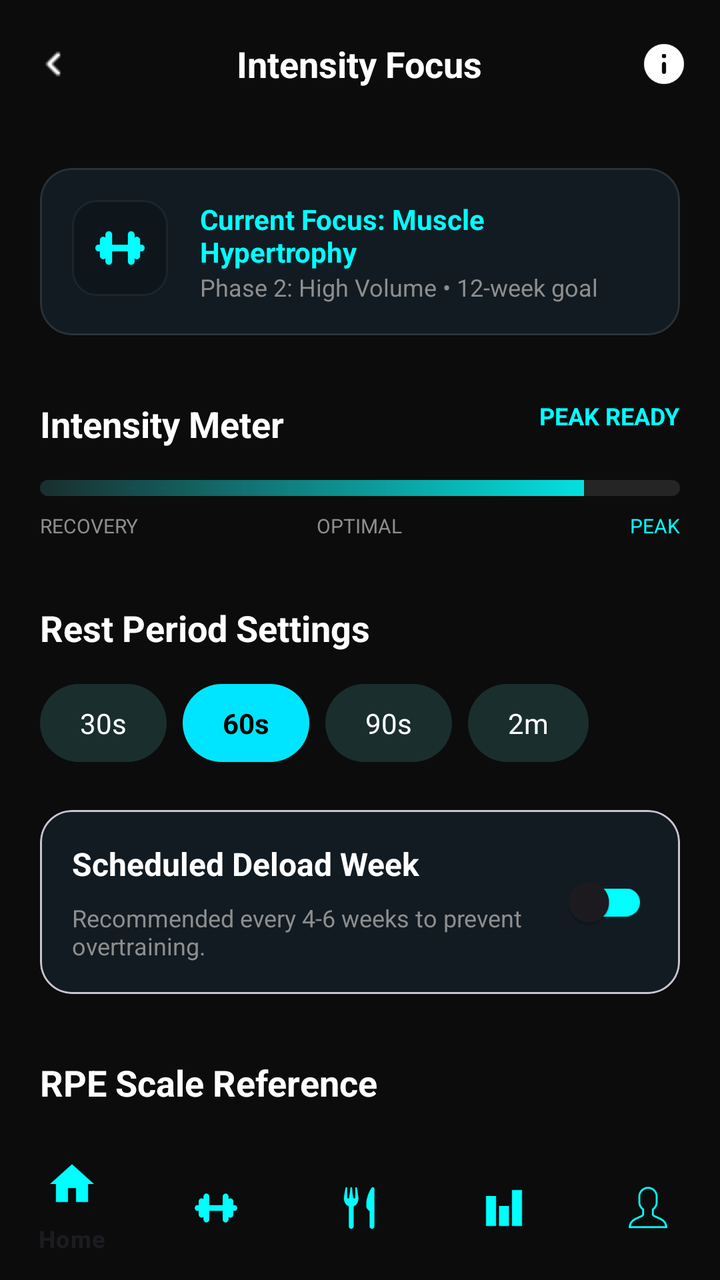
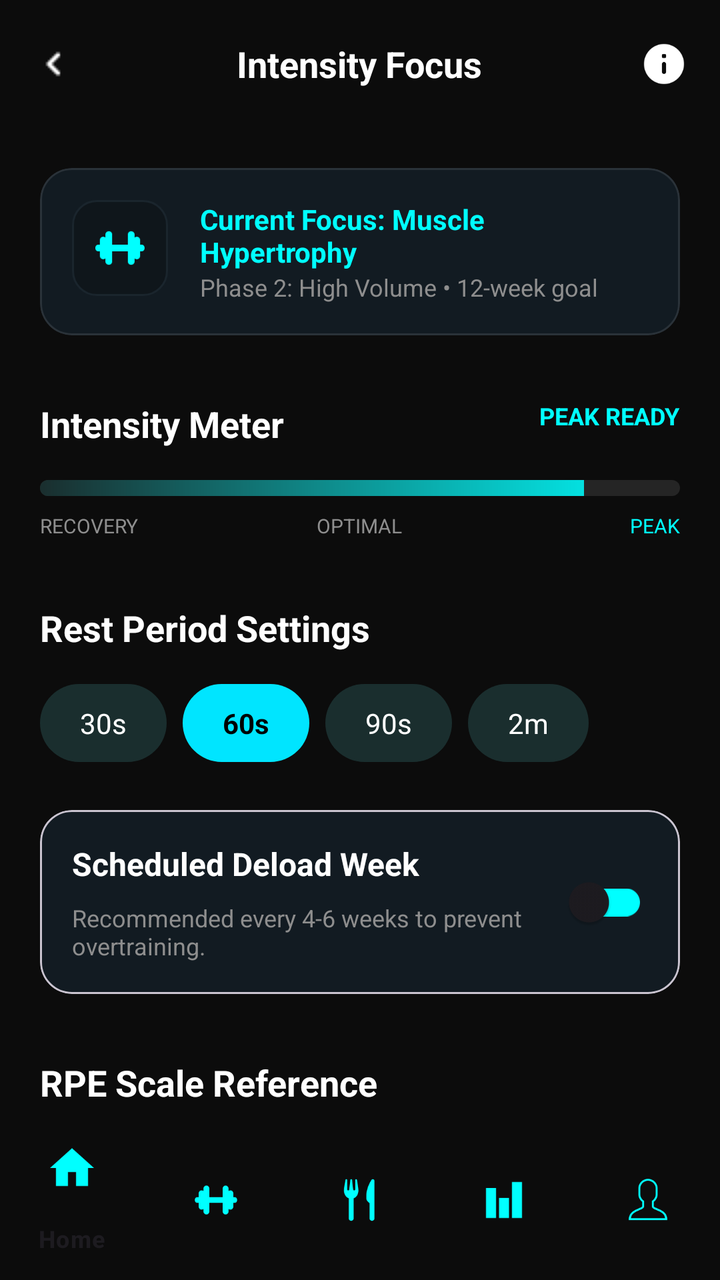

Compare the two renders of this Android layout. The source of the first and the diff that turns it into the second are given below.
<!-- AndroidManifest.xml: application theme Theme.ProFitness -->
<!-- res/layout/activity_intensity_focus.xml -->
<androidx.constraintlayout.widget.ConstraintLayout xmlns:android="http://schemas.android.com/apk/res/android"
    xmlns:app="http://schemas.android.com/apk/res-auto"
    android:layout_width="match_parent"
    android:layout_height="match_parent"
    android:background="@color/bg_dark">

    <RelativeLayout
        android:id="@+id/header_intensity"
        android:layout_width="0dp"
        android:layout_height="64dp"
        android:paddingHorizontal="16dp"
        app:layout_constraintTop_toTopOf="parent"
        app:layout_constraintStart_toStartOf="parent"
        app:layout_constraintEnd_toEndOf="parent">

        <ImageView
            android:id="@+id/btn_back"
            android:layout_width="24dp"
            android:layout_height="24dp"
            android:layout_centerVertical="true"
            android:src="@drawable/ic_back"
            app:tint="@color/white" />

        <TextView
            android:layout_width="wrap_content"
            android:layout_height="wrap_content"
            android:layout_centerInParent="true"
            android:text="Intensity Focus"
            android:textColor="@color/white"
            android:textSize="18sp"
            android:textStyle="bold" />

        <ImageView
            android:layout_width="24dp"
            android:layout_height="24dp"
            android:layout_alignParentEnd="true"
            android:layout_centerVertical="true"
            android:src="@drawable/ic_info"
            app:tint="@color/white" />
    </RelativeLayout>

    <ScrollView
        android:layout_width="0dp"
        android:layout_height="0dp"
        android:fillViewport="true"
        android:scrollbars="none"
        app:layout_constraintTop_toBottomOf="@id/header_intensity"
        app:layout_constraintBottom_toTopOf="@id/bottom_navigation"
        app:layout_constraintStart_toStartOf="parent"
        app:layout_constraintEnd_toEndOf="parent">

        <LinearLayout
            android:layout_width="match_parent"
            android:layout_height="wrap_content"
            android:orientation="vertical"
            android:padding="20dp">

            <com.google.android.material.card.MaterialCardView
                android:layout_width="match_parent"
                android:layout_height="wrap_content"
                app:cardBackgroundColor="#121B22"
                app:cardCornerRadius="16dp"
                app:strokeColor="#1AFFFFFF"
                app:strokeWidth="1dp">
                <RelativeLayout android:padding="16dp" android:layout_width="match_parent" android:layout_height="wrap_content">
                    <ImageView android:id="@+id/focus_icon" android:layout_width="48dp" android:layout_height="48dp" android:background="@drawable/input_bg_dark" android:padding="10dp" android:src="@drawable/ic_weight" app:tint="@color/neon_cyan" />
                    <LinearLayout android:layout_width="wrap_content" android:layout_height="wrap_content" android:layout_toEndOf="@id/focus_icon" android:layout_marginStart="16dp" android:orientation="vertical">
                        <TextView android:layout_width="wrap_content" android:layout_height="wrap_content" android:text="Current Focus: Muscle Hypertrophy" android:textColor="@color/neon_cyan" android:textStyle="bold" />
                        <TextView android:layout_width="wrap_content" android:layout_height="wrap_content" android:text="Phase 2: High Volume • 12-week goal" android:textColor="@color/text_gray" android:textSize="12sp" />
                    </LinearLayout>
                </RelativeLayout>
            </com.google.android.material.card.MaterialCardView>

            <RelativeLayout android:layout_width="match_parent" android:layout_height="wrap_content" android:layout_marginTop="32dp">
                <TextView android:layout_width="wrap_content" android:layout_height="wrap_content" android:text="Intensity Meter" android:textColor="@color/white" android:textSize="18sp" android:textStyle="bold" />
                <TextView android:layout_width="wrap_content" android:layout_height="wrap_content" android:layout_alignParentEnd="true" android:text="PEAK READY" android:textColor="@color/neon_cyan" android:textSize="12sp" android:textStyle="bold" />
            </RelativeLayout>

            <ProgressBar android:id="@+id/intensity_progress" style="?android:attr/progressBarStyleHorizontal" android:layout_width="match_parent" android:layout_height="8dp" android:layout_marginTop="16dp" android:progress="85" android:progressDrawable="@drawable/intensity_track_gradient" />

            <RelativeLayout android:layout_width="match_parent" android:layout_height="wrap_content" android:layout_marginTop="8dp">
                <TextView android:layout_width="wrap_content" android:layout_height="wrap_content" android:text="RECOVERY" android:textColor="@color/text_gray" android:textSize="10sp" />
                <TextView android:layout_width="wrap_content" android:layout_height="wrap_content" android:layout_centerHorizontal="true" android:text="OPTIMAL" android:textColor="@color/text_gray" android:textSize="10sp" />
                <TextView android:layout_width="wrap_content" android:layout_height="wrap_content" android:layout_alignParentEnd="true" android:text="PEAK" android:textColor="@color/neon_cyan" android:textSize="10sp" />
            </RelativeLayout>

            <TextView android:layout_width="wrap_content" android:layout_height="wrap_content" android:layout_marginTop="32dp" android:text="Rest Period Settings" android:textColor="@color/white" android:textSize="18sp" android:textStyle="bold" />
            <HorizontalScrollView android:layout_width="match_parent" android:layout_height="wrap_content" android:layout_marginTop="16dp" android:scrollbars="none">
                <LinearLayout android:layout_width="wrap_content" android:layout_height="wrap_content" android:orientation="horizontal">
                    <TextView android:layout_width="wrap_content" android:layout_height="wrap_content" android:background="@drawable/bg_chip_unselected" android:paddingHorizontal="20dp" android:paddingVertical="10dp" android:text="30s" android:textColor="@color/white" android:layout_marginEnd="8dp"/>
                    <TextView android:layout_width="wrap_content" android:layout_height="wrap_content" android:background="@drawable/bg_chip_selected" android:paddingHorizontal="20dp" android:paddingVertical="10dp" android:text="60s" android:textColor="@android:color/black" android:textStyle="bold" android:layout_marginEnd="8dp"/>
                    <TextView android:layout_width="wrap_content" android:layout_height="wrap_content" android:background="@drawable/bg_chip_unselected" android:paddingHorizontal="20dp" android:paddingVertical="10dp" android:text="90s" android:textColor="@color/white" android:layout_marginEnd="8dp"/>
                    <TextView android:layout_width="wrap_content" android:layout_height="wrap_content" android:background="@drawable/bg_chip_unselected" android:paddingHorizontal="20dp" android:paddingVertical="10dp" android:text="2m" android:textColor="@color/white" android:layout_marginEnd="8dp"/>
                </LinearLayout>
            </HorizontalScrollView>

            <com.google.android.material.card.MaterialCardView
                android:layout_width="match_parent"
                android:layout_height="wrap_content"
                android:layout_marginTop="24dp"
                app:cardBackgroundColor="#121B22"
                app:cardCornerRadius="16dp">
                <RelativeLayout android:padding="16dp" android:layout_width="match_parent" android:layout_height="wrap_content">
                    <TextView android:id="@+id/txt_deload" android:layout_width="wrap_content" android:layout_height="wrap_content" android:text="Scheduled Deload Week" android:textColor="@color/white" android:textStyle="bold" android:textSize="16sp" />
                    <com.google.android.material.switchmaterial.SwitchMaterial android:layout_width="wrap_content" android:layout_height="wrap_content" android:layout_alignParentEnd="true" android:layout_centerVertical="true" app:trackTint="@color/neon_cyan" />
                    <TextView android:layout_width="match_parent" android:layout_height="match_parent" android:layout_below="@id/txt_deload" android:layout_marginTop="8dp" android:layout_marginEnd="60dp" android:text="Recommended every 4-6 weeks to prevent overtraining." android:textColor="@color/text_gray" android:textSize="12sp" />
                </RelativeLayout>
            </com.google.android.material.card.MaterialCardView>

            <TextView android:layout_width="wrap_content" android:layout_height="wrap_content" android:layout_marginTop="32dp" android:text="RPE Scale Reference" android:textColor="@color/white" android:textSize="18sp" android:textStyle="bold" />
            <include layout="@layout/item_rpe_row" android:layout_width="match_parent" android:layout_height="wrap_content" android:layout_marginTop="16dp" />
            <include layout="@layout/item_rpe_row" android:layout_width="match_parent" android:layout_height="wrap_content" android:layout_marginTop="12dp" />

            <TextView android:layout_width="wrap_content" android:layout_height="wrap_content" android:layout_marginTop="32dp" android:text="Auto-regulation Tips" android:textColor="@color/white" android:textSize="18sp" android:textStyle="bold" />
            <com.google.android.material.card.MaterialCardView
                android:layout_width="match_parent"
                android:layout_height="wrap_content"
                android:layout_marginTop="16dp"
                app:cardBackgroundColor="#0D1A1A"
                app:cardCornerRadius="12dp">
                <LinearLayout android:padding="16dp" android:orientation="vertical" android:layout_width="match_parent" android:layout_height="wrap_content">
                    <TextView android:layout_width="wrap_content" android:layout_height="wrap_content" android:drawablePadding="8dp" android:text="LISTEN TO VELOCITY" android:textColor="@color/neon_cyan" android:textStyle="bold" app:drawableStartCompat="@drawable/ic_lightbulb" />
                    <TextView android:layout_width="match_parent" android:layout_height="wrap_content" android:layout_marginTop="8dp" android:text="If bar speed drops significantly on early reps, consider reducing the load for the next set." android:textColor="@color/white" android:textSize="13sp" />
                </LinearLayout>
            </com.google.android.material.card.MaterialCardView>

        </LinearLayout>
    </ScrollView>

    <com.google.android.material.bottomnavigation.BottomNavigationView
        android:id="@+id/bottom_navigation"
        android:layout_width="0dp"
        android:layout_height="72dp"
        android:background="@color/bg_dark"
        app:itemIconTint="@color/neon_cyan"
        app:menu="@menu/bottom_nav_menu"
        app:layout_constraintBottom_toBottomOf="parent"
        app:layout_constraintStart_toStartOf="parent"
        app:layout_constraintEnd_toEndOf="parent" />

</androidx.constraintlayout.widget.ConstraintLayout>
<!-- res/layout/item_rpe_row.xml (included above) -->
<com.google.android.material.card.MaterialCardView xmlns:android="http://schemas.android.com/apk/res/android"
    xmlns:app="http://schemas.android.com/apk/res-auto"
    android:layout_width="match_parent"
    android:layout_height="wrap_content"
    app:cardBackgroundColor="@color/card_dark"
    app:cardCornerRadius="12dp">
    <LinearLayout android:padding="16dp" android:gravity="center_vertical" android:layout_width="match_parent" android:layout_height="wrap_content">
        <TextView android:layout_width="40dp" android:layout_height="40dp" android:background="@drawable/rpe_number_bg" android:gravity="center" android:text="10" android:textColor="@color/white" android:textStyle="bold" />
        <LinearLayout android:layout_width="wrap_content" android:layout_height="wrap_content" android:layout_marginStart="16dp" android:orientation="vertical">
            <TextView android:layout_width="wrap_content" android:layout_height="wrap_content" android:text="MAX EFFORT" android:textColor="@color/white" android:textStyle="bold" />
            <TextView android:layout_width="wrap_content" android:layout_height="wrap_content" android:text="No reps left in the tank. Absolute failure." android:textColor="@color/text_gray" android:textSize="12sp" />
        </LinearLayout>
    </LinearLayout>
</com.google.android.material.card.MaterialCardView>
<!-- resources referenced by this layout -->
<resources>
  <color name="bg_dark">#0C0C0C</color>
  <color name="card_dark">#1A2421</color>
  <color name="neon_cyan">#00FFFF</color>
  <color name="text_gray">#8E8E8E</color>
  <color name="white">#FFFFFF</color>
  <!-- drawable bg_chip_selected (drawable) -->
  <?xml version="1.0" encoding="utf-8"?>
  <shape xmlns:android="http://schemas.android.com/apk/res/android">
      <solid android:color="#00E5FF" />
      <corners android:radius="20dp" />
  </shape>
  <!-- drawable bg_chip_unselected (drawable) -->
  <?xml version="1.0" encoding="utf-8"?>
  <shape xmlns:android="http://schemas.android.com/apk/res/android">
      <solid android:color="#1A2E2E" />
      <corners android:radius="20dp" />
  </shape>
  <!-- drawable ic_back: png bitmap (drawable, 184 bytes) -->
  <!-- drawable ic_info: png bitmap (drawable, 1369 bytes) -->
  <!-- drawable ic_lightbulb (drawable) -->
  <?xml version="1.0" encoding="utf-8"?>
  <selector xmlns:android="http://schemas.android.com/apk/res/android">
      <item android:drawable="@drawable/ic_info" />
  </selector>
  <!-- drawable ic_weight: png bitmap (drawable, 1041 bytes) -->
  <!-- drawable input_bg_dark (drawable) -->
  <shape xmlns:android="http://schemas.android.com/apk/res/android">
      <solid android:color="#0F161B" />
      <corners android:radius="12dp" />
      <stroke android:width="1dp" android:color="#1A252D" />
  </shape>
  <!-- drawable intensity_track_gradient (drawable) -->
  <?xml version="1.0" encoding="utf-8"?>
  <layer-list xmlns:android="http://schemas.android.com/apk/res/android">
  
      <item android:id="@android:id/background">
          <shape android:shape="rectangle">
              <corners android:radius="4dp" />
              <solid android:color="#1AFFFFFF" /> </shape>
      </item>
  
      <item android:id="@android:id/progress">
          <clip>
              <shape android:shape="rectangle">
                  <corners android:radius="4dp" />
                  <gradient
                      android:angle="0"
                      android:endColor="@color/neon_cyan"
                      android:startColor="#1A2E2E"
                      android:type="linear" />
              </shape>
          </clip>
      </item>
  
  </layer-list>
  <!-- drawable rpe_number_bg (drawable) -->
  <?xml version="1.0" encoding="utf-8"?>
  <shape xmlns:android="http://schemas.android.com/apk/res/android" android:shape="oval">
      <solid android:color="#193333" />
  </shape>
  <style name="Theme.ProFitness" parent="android:Theme.Material.Light.NoActionBar" />
</resources>

<!-- the commit's change to res/layout/activity_intensity_focus.xml (unified diff, before → after) -->
@@ -130,7 +130,7 @@
     <com.google.android.material.bottomnavigation.BottomNavigationView
         android:id="@+id/bottom_navigation"
         android:layout_width="0dp"
-        android:layout_height="72dp"
+        android:layout_height="wrap_content"
         android:background="@color/bg_dark"
         app:itemIconTint="@color/neon_cyan"
         app:menu="@menu/bottom_nav_menu"
